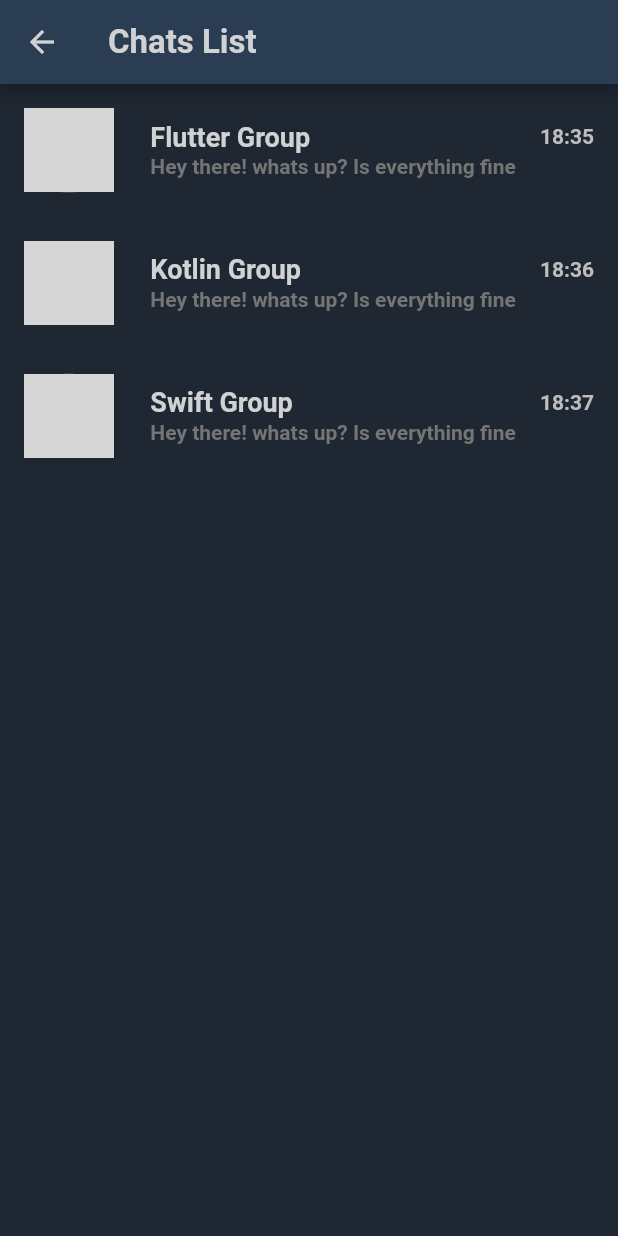
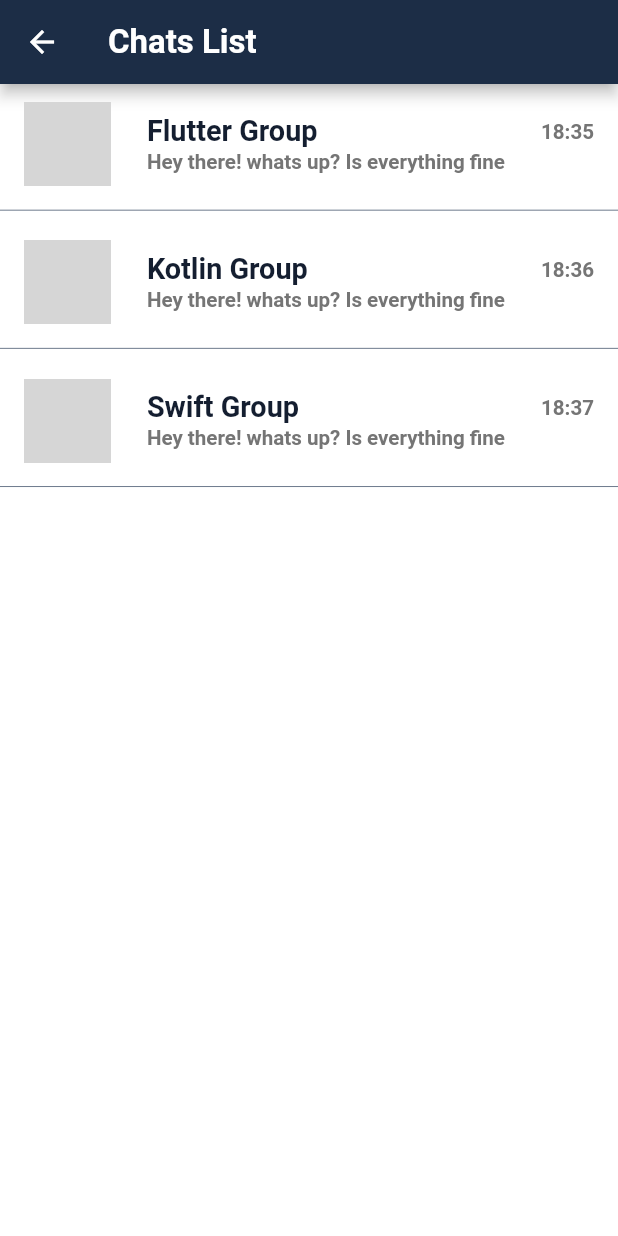
Before and after one commit to TNBruh/Assignment3, a Flutter app: the screen it shows after launch, on a phone screen of 412 x 824 dp. Run offline on Flutter 3.47's test engine with Material 2 defaults, Android fonts, the phone set to English and light mode, and no system bars; our stand-ins replace cloud_firestore, firebase_auth, firebase_core, firebase_messaging, get, sizer; accounts and stored records are empty; Roboto replaces fonts that are missing (Quicksand); grey boxes are pictures that could not be loaded.

Commit message:
fix: fix page topic

```diff
--- a/lib/main.dart
+++ b/lib/main.dart
@@ -5,6 +5,7 @@ import 'dart:developer';
 import 'package:assignment3/screens/topic_screen/home.dart';
 import 'package:assignment3/miscs/init.misc.dart';
 import 'package:sizer/sizer.dart';
+import 'package:get/get.dart';
 
 Future<void> main() async {
   WidgetsFlutterBinding.ensureInitialized();
@@ -20,12 +21,13 @@ class MyApp extends StatelessWidget {
   @override
   Widget build(BuildContext context) {
     return Sizer(builder: (context, orientation, deviceType) {
-      return MaterialApp(
+      return GetMaterialApp(
         debugShowCheckedModeBanner: false,
         title: 'Flutter Demo',
         theme: ThemeData(
           appBarTheme: AppBarTheme(
               backgroundColor: ColorPallete.primary,
+              brightness: Brightness.dark,
               iconTheme: IconThemeData(color: ColorPallete.textWhite)),
           primarySwatch: Colors.blue,
           fontFamily: 'Poppins',
--- a/lib/screens/constant.dart
+++ b/lib/screens/constant.dart
@@ -12,19 +12,19 @@ const avatarList = [
 
 const userList = [
   {
-    'avatar': 'assets/avatar-1.png',
+    'avatar': 'assets/flutter.png',
     'name': 'Flutter Group',
     'message': 'Hey there! whats up? Is everything fine ',
     'time': '18:35'
   },
   {
-    'avatar': 'assets/avatar-2.png',
+    'avatar': 'assets/kotlin.png',
     'name': 'Kotlin Group',
     'message': 'Hey there! whats up? Is everything fine ',
     'time': '18:36'
   },
   {
-    'avatar': 'assets/avatar-3.png',
+    'avatar': 'assets/swift.png',
     'name': 'Swift Group',
     'message': 'Hey there! whats up? Is everything fine ',
     'time': '18:37'
--- a/lib/screens/topic_screen/component_avatar.dart
+++ b/lib/screens/topic_screen/component_avatar.dart
@@ -6,20 +6,20 @@ class Avatar extends StatelessWidget {
   final double? width;
   final double? height;
 
-  const Avatar({
+  Avatar({
     required this.avatarUrl,
-    this.width: 60,
-    this.height: 60,
+    this.width,
+    this.height,
   });
-  // TODO: show avatar group
+
   @override
   Widget build(BuildContext context) {
     return Container(
-      width: width,
-      height: height,
+      width: width ?? 14.w,
+      height: height ?? 14.w,
       margin: EdgeInsets.only(right: 2.w),
       decoration: BoxDecoration(
-          color: Colors.grey,
+          color: Colors.white,
           borderRadius: BorderRadius.circular(50),
           image: DecorationImage(
               image: AssetImage(avatarUrl),
--- a/lib/screens/topic_screen/component_itemchat.dart
+++ b/lib/screens/topic_screen/component_itemchat.dart
@@ -1,7 +1,9 @@
+import 'package:assignment3/screens/chat_screen/chat.dart';
+import 'package:assignment3/screens/widget/color_pallete.dart';
 import 'package:assignment3/screens/widget/text.dart';
 import 'package:flutter/material.dart';
 import 'package:sizer/sizer.dart';
-
+import 'package:get/get.dart';
 import 'component_avatar.dart';
 
 class ItemChat extends StatelessWidget {
@@ -19,23 +21,33 @@ class ItemChat extends StatelessWidget {
   @override
   Widget build(BuildContext context) {
     return Padding(
-      padding: EdgeInsets.only(top: 1.h, bottom: 1.h),
-      child: ListTile(
-        onTap: () => {},
+      padding: EdgeInsets.only(top: 0.5.h),
+      child: Column(
+        children: [
+          ListTile(
+            onTap: () => {Get.to(ChatScreen())},
             leading: Avatar(avatarUrl: avatarUrl!),
             title: Row(
               crossAxisAlignment: CrossAxisAlignment.center,
               mainAxisAlignment: MainAxisAlignment.spaceBetween,
               children: [
-            PrimaryText(text: name!, fontSize: 18),
-            PrimaryText(text: time!, color: Colors.grey[400], fontSize: 14),
+                PrimaryText(
+                  text: name!,
+                  fontSize: 14.sp,
+                  color: ColorPallete.textBlack,
+                ),
+                PrimaryText(
+                    text: time!, color: Colors.grey[600], fontSize: 10.sp),
               ],
             ),
             subtitle: PrimaryText(
                 text: message!,
                 color: Colors.grey[600],
-            fontSize: 14,
+                fontSize: 10.sp,
                 overflow: TextOverflow.ellipsis),
+          ),
+          Divider(color: ColorPallete.textGrey)
+        ],
       ),
     );
   }
--- a/lib/screens/widget/color_pallete.dart
+++ b/lib/screens/widget/color_pallete.dart
@@ -1,11 +1,11 @@
 import 'package:flutter/material.dart';
 
 class ColorPallete {
-  static const background = Color(0xFF1F2732);
-  static const primary = Color(0xFF2B3D53);
+  static const background = Color(0xFFFFFFFF);
+  static const primary = Color(0xFF1C2D46);
   static const secondary = Color(0xFF3F76AE);
 
-  static const textWhite = Color(0xFFD0D2D3);
-  static const textBlack = Colors.black;
+  static const textWhite = Color(0xFFFFFFFF);
+  static const textBlack = Color(0xFF141E30);
   static const textGrey = Color(0xFF6D7A8C);
 }
```
Also changed, not shown: pubspec.yaml (+4 -3 lines), assets/flutter.png (added), assets/kotlin.png (added), assets/swift.png (added). Lines whose indentation alone changed are shown as unchanged.
